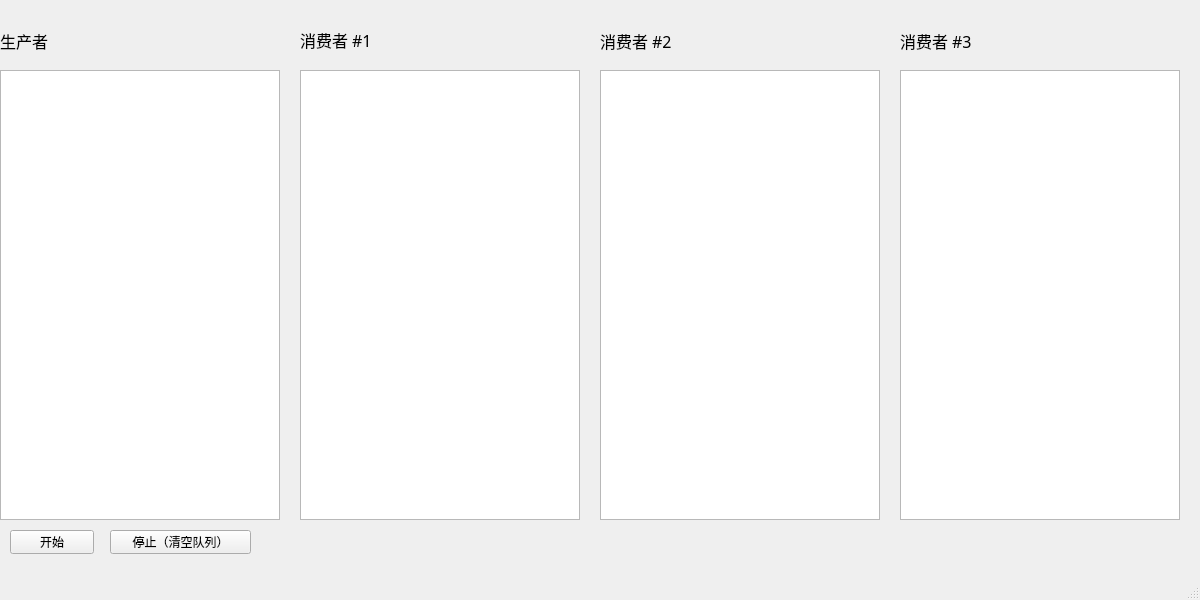
First picture: the form in mainwindow.ui, repository 1012796366/protocon, before the edit.
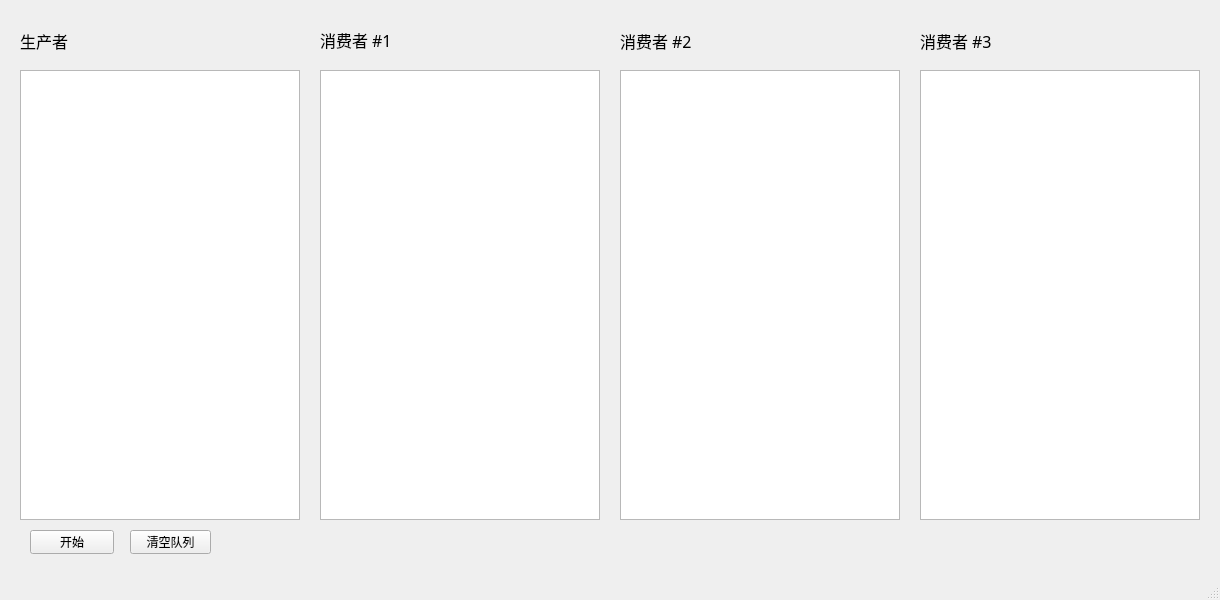
Second picture: the form after the edit.

Commit message: - 略微增加了窗口左边的空间 - 修改了一些按钮的文本

The edit to the form file:
```diff
--- a/mainwindow.ui
+++ b/mainwindow.ui
@@ -6,7 +6,7 @@
    <rect>
     <x>0</x>
     <y>0</y>
-    <width>1200</width>
+    <width>1220</width>
     <height>600</height>
    </rect>
   </property>
@@ -17,7 +17,7 @@
    <widget class="QLabel" name="pro_1">
     <property name="geometry">
      <rect>
-      <x>0</x>
+      <x>20</x>
       <y>30</y>
       <width>61</width>
       <height>21</height>
@@ -36,7 +36,7 @@
    <widget class="QLabel" name="con_1">
     <property name="geometry">
      <rect>
-      <x>300</x>
+      <x>320</x>
       <y>30</y>
       <width>90</width>
       <height>20</height>
@@ -55,7 +55,7 @@
    <widget class="QLabel" name="con_2">
     <property name="geometry">
      <rect>
-      <x>600</x>
+      <x>620</x>
       <y>30</y>
       <width>91</width>
       <height>21</height>
@@ -74,7 +74,7 @@
    <widget class="QLabel" name="con_3">
     <property name="geometry">
      <rect>
-      <x>900</x>
+      <x>920</x>
       <y>30</y>
       <width>91</width>
       <height>21</height>
@@ -93,7 +93,7 @@
    <widget class="QTextBrowser" name="pro1_text">
     <property name="geometry">
      <rect>
-      <x>0</x>
+      <x>20</x>
       <y>70</y>
       <width>280</width>
       <height>450</height>
@@ -103,7 +103,7 @@
    <widget class="QTextBrowser" name="con1_text">
     <property name="geometry">
      <rect>
-      <x>300</x>
+      <x>320</x>
       <y>70</y>
       <width>280</width>
       <height>450</height>
@@ -113,7 +113,7 @@
    <widget class="QTextBrowser" name="con2_text">
     <property name="geometry">
      <rect>
-      <x>600</x>
+      <x>620</x>
       <y>70</y>
       <width>280</width>
       <height>450</height>
@@ -123,7 +123,7 @@
    <widget class="QTextBrowser" name="con3_text">
     <property name="geometry">
      <rect>
-      <x>900</x>
+      <x>920</x>
       <y>70</y>
       <width>280</width>
       <height>450</height>
@@ -133,7 +133,7 @@
    <widget class="QPushButton" name="start_button">
     <property name="geometry">
      <rect>
-      <x>10</x>
+      <x>30</x>
       <y>530</y>
       <width>84</width>
       <height>24</height>
@@ -149,14 +149,14 @@
    <widget class="QPushButton" name="stop_button">
     <property name="geometry">
      <rect>
-      <x>110</x>
+      <x>130</x>
       <y>530</y>
-      <width>141</width>
+      <width>81</width>
       <height>24</height>
      </rect>
     </property>
     <property name="text">
-     <string>停止（清空队列）</string>
+     <string>清空队列</string>
     </property>
     <property name="checkable">
      <bool>false</bool>
```
Left out of the diff: 2 changed lines with no effect on the pictures.
